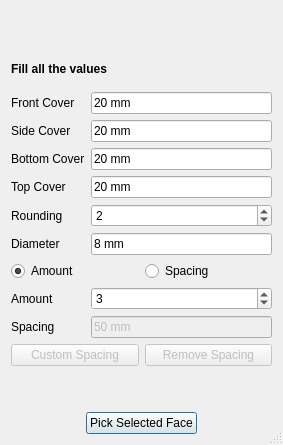
Above: LShapeRebar.ui from amrit3701/FreeCAD-Reinforcement before the change. Below: the same form after it.
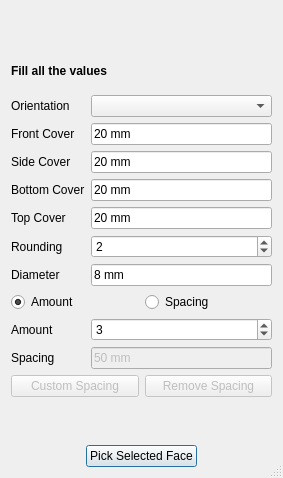
That is the form after the change. Custom widgets are drawn as their Qt base class.

Commit message: introduced orientation property in LShape rebar and added icons of L shape rebar

```diff
--- a/LShapeRebar.ui
+++ b/LShapeRebar.ui
@@ -7,7 +7,7 @@
     <x>0</x>
     <y>0</y>
     <width>283</width>
-    <height>445</height>
+    <height>478</height>
    </rect>
   </property>
   <property name="windowTitle">
@@ -55,14 +55,14 @@
      <property name="fieldGrowthPolicy">
       <enum>QFormLayout::AllNonFixedFieldsGrow</enum>
      </property>
-     <item row="0" column="0">
+     <item row="1" column="0">
       <widget class="QLabel" name="frontCoverLabel">
        <property name="text">
         <string>Front Cover</string>
        </property>
       </widget>
      </item>
-     <item row="0" column="1">
+     <item row="1" column="1">
       <widget class="Gui::InputField" name="frontCover">
        <property name="text">
         <string>20 mm</string>
@@ -72,24 +72,24 @@
        </property>
       </widget>
      </item>
-     <item row="1" column="0">
+     <item row="2" column="0">
       <widget class="QLabel" name="sideCoverLabel">
        <property name="text">
         <string>Side Cover</string>
        </property>
       </widget>
      </item>
-     <item row="1" column="1">
-      <widget class="Gui::InputField" name="sideCover">
-       <property name="text">
-        <string>20 mm</string>
-       </property>
-       <property name="unit" stdset="0">
-        <string notr="true"/>
-       </property>
-      </widget>
-     </item>
      <item row="2" column="1">
+      <widget class="Gui::InputField" name="sideCover">
+       <property name="text">
+        <string>20 mm</string>
+       </property>
+       <property name="unit" stdset="0">
+        <string notr="true"/>
+       </property>
+      </widget>
+     </item>
+     <item row="3" column="1">
       <widget class="Gui::InputField" name="bottomCover">
        <property name="text">
         <string>20 mm</string>
@@ -99,14 +99,14 @@
        </property>
       </widget>
      </item>
-     <item row="3" column="0">
+     <item row="4" column="0">
       <widget class="QLabel" name="topCoverLabel">
        <property name="text">
         <string>Top Cover</string>
        </property>
       </widget>
      </item>
-     <item row="3" column="1">
+     <item row="4" column="1">
       <widget class="Gui::InputField" name="topCover">
        <property name="text">
         <string>20 mm</string>
@@ -116,28 +116,28 @@
        </property>
       </widget>
      </item>
-     <item row="4" column="0">
+     <item row="5" column="0">
       <widget class="QLabel" name="roundingLabel">
        <property name="text">
         <string>Rounding</string>
        </property>
       </widget>
      </item>
-     <item row="4" column="1">
+     <item row="5" column="1">
       <widget class="Gui::PrefSpinBox" name="rounding">
        <property name="value">
         <number>2</number>
        </property>
       </widget>
      </item>
-     <item row="5" column="0">
+     <item row="6" column="0">
       <widget class="QLabel" name="diameterLabel">
        <property name="text">
         <string>Diameter</string>
        </property>
       </widget>
      </item>
-     <item row="6" column="0" colspan="2">
+     <item row="7" column="0" colspan="2">
       <layout class="QHBoxLayout" name="horizontalLayout">
        <item>
         <widget class="Gui::PrefRadioButton" name="amount_radio">
@@ -158,35 +158,35 @@
        </item>
       </layout>
      </item>
-     <item row="7" column="0">
+     <item row="8" column="0">
       <widget class="QLabel" name="amountLabel">
        <property name="text">
         <string>Amount</string>
        </property>
       </widget>
      </item>
-     <item row="7" column="1">
+     <item row="8" column="1">
       <widget class="Gui::PrefSpinBox" name="amount">
        <property name="value">
         <number>3</number>
        </property>
       </widget>
      </item>
-     <item row="8" column="0">
+     <item row="9" column="0">
       <widget class="QLabel" name="spacingLabel">
        <property name="text">
         <string>Spacing</string>
        </property>
       </widget>
      </item>
-     <item row="2" column="0">
+     <item row="3" column="0">
       <widget class="QLabel" name="bottomCoverLabel">
        <property name="text">
         <string>Bottom Cover</string>
        </property>
       </widget>
      </item>
-     <item row="8" column="1">
+     <item row="9" column="1">
       <widget class="Gui::InputField" name="spacing">
        <property name="enabled">
         <bool>false</bool>
@@ -199,7 +199,7 @@
        </property>
       </widget>
      </item>
-     <item row="5" column="1">
+     <item row="6" column="1">
       <widget class="Gui::InputField" name="diameter">
        <property name="text">
         <string>8 mm</string>
@@ -209,6 +209,16 @@
        </property>
       </widget>
      </item>
+     <item row="0" column="0">
+      <widget class="QLabel" name="orientationLabel">
+       <property name="text">
+        <string>Orientation</string>
+       </property>
+      </widget>
+     </item>
+     <item row="0" column="1">
+      <widget class="Gui::PrefComboBox" name="orientation"/>
+     </item>
     </layout>
    </item>
    <item row="0" column="0" alignment="Qt::AlignHCenter">
@@ -260,6 +270,11 @@
    <extends>QRadioButton</extends>
    <header>Gui/PrefWidgets.h</header>
   </customwidget>
+  <customwidget>
+   <class>Gui::PrefComboBox</class>
+   <extends>QComboBox</extends>
+   <header>Gui/PrefWidgets.h</header>
+  </customwidget>
  </customwidgets>
  <tabstops>
   <tabstop>frontCover</tabstop>
```
Left out of the diff: 5 changed lines with no effect on the pictures. The commit also changes 6 other files.
